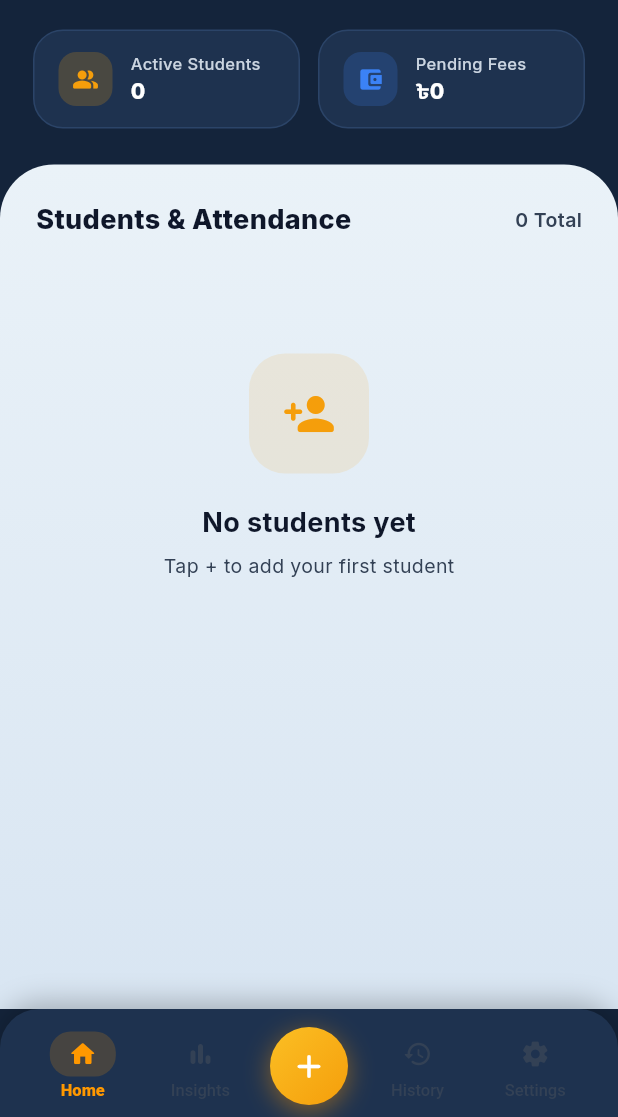
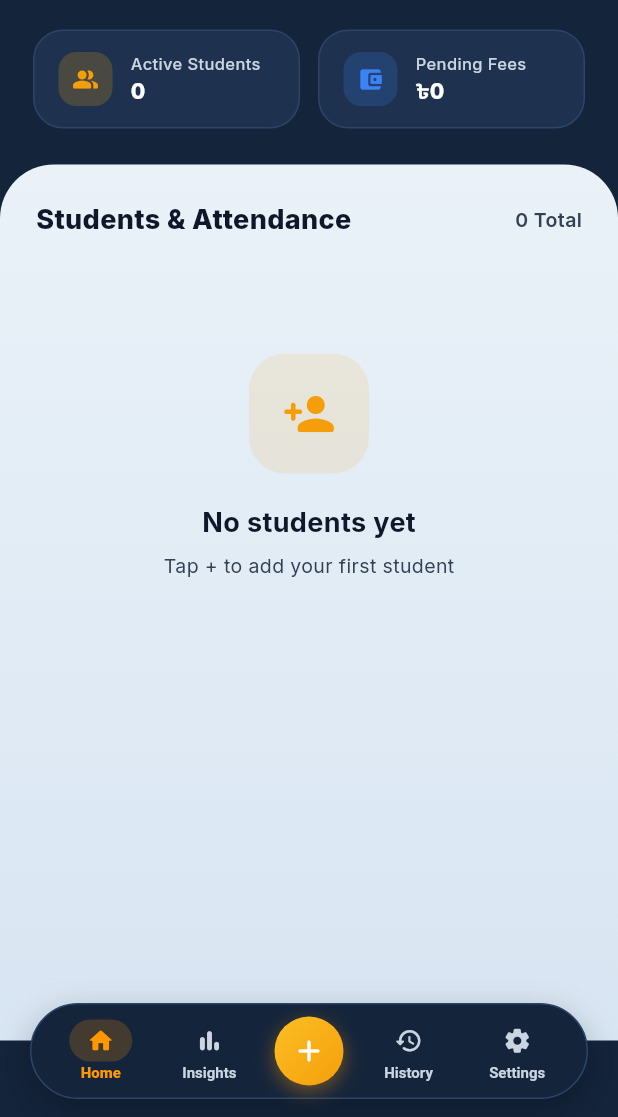
Before and after one commit to Knecrow/Tutracker, a Flutter app: the screen it shows after launch, on a phone screen of 412 x 824 dp, the part 119-1236 px from its top. Run offline on Flutter 3.47's test engine with Material 3 defaults, Android fonts, the phone set to English and light mode, and no system bars; our stand-ins replace fl_chart, flutter_riverpod, go_router, google_fonts, hive, hive_flutter; accounts and stored records are empty.

Commit message:
fix: convert bottom navigation bar to floating capsule pill and remove rectangular background block

```diff
--- a/lib/presentation/widgets/floating_nav_sheet.dart
+++ b/lib/presentation/widgets/floating_nav_sheet.dart
@@ -30,9 +30,15 @@ class AppShell extends StatelessWidget {
     final selectedIndex = _indexFromLocation(location);
 
     return Scaffold(
-      backgroundColor: context.background,
-      body: child,
-      bottomNavigationBar: _FloatingNavBar(
+      backgroundColor: AppColors.headerBackground,
+      body: Stack(
+        children: [
+          child,
+          Positioned(
+            left: 20,
+            right: 20,
+            bottom: MediaQuery.of(context).padding.bottom + 12,
+            child: _FloatingNavBar(
               selectedIndex: selectedIndex,
               onTap: (i) {
                 HapticService.light();
@@ -42,6 +48,9 @@ class AppShell extends StatelessWidget {
                 HapticService.medium();
                 context.push('/add-student');
               },
+            ),
+          ),
+        ],
       ),
     );
   }
@@ -60,22 +69,20 @@ class _FloatingNavBar extends StatelessWidget {
 
   @override
   Widget build(BuildContext context) {
-    final isDark = context.isDark;
     const orangeAccent = Color(0xFFFF9800); // Samsung One UI Warm Amber
-    final navBg = isDark ? AppColors.darkSurface : AppColors.lightSurface;
-    final bottomPad = MediaQuery.of(context).padding.bottom;
 
     return Container(
-      height: 72 + bottomPad,
-      padding: EdgeInsets.only(bottom: bottomPad, left: 16, right: 16, top: 4),
+      height: 64,
+      padding: const EdgeInsets.symmetric(horizontal: 10),
       decoration: BoxDecoration(
-        color: navBg,
-        borderRadius: const BorderRadius.vertical(top: Radius.circular(26)),
+        color: AppColors.headerBackground, // Deep Steel Blue capsule
+        borderRadius: BorderRadius.circular(32), // Fully rounded floating pill
+        border: Border.all(color: AppColors.headerBorder, width: 1),
         boxShadow: [
           BoxShadow(
-            color: Colors.black.withValues(alpha: isDark ? 0.25 : 0.06),
-            blurRadius: 16,
-            offset: const Offset(0, -4),
+            color: Colors.black.withValues(alpha: 0.25),
+            blurRadius: 20,
+            offset: const Offset(0, 8),
           ),
         ],
       ),
@@ -86,24 +93,24 @@ class _FloatingNavBar extends StatelessWidget {
           _NavItem(icon: AppShell._icons[0], label: AppShell._labels[0], selected: selectedIndex == 0, onTap: () => onTap(0)),
           _NavItem(icon: AppShell._icons[1], label: AppShell._labels[1], selected: selectedIndex == 1, onTap: () => onTap(1)),
 
-          // ── Samsung One UI Center FAB ────────────────────────────────────
+          // ── Center FAB ──────────────────────────────────────────────────
           GestureDetector(
             onTap: onAdd,
             child: Container(
-              width: 52,
-              height: 52,
+              width: 46,
+              height: 46,
               decoration: BoxDecoration(
                 shape: BoxShape.circle,
                 gradient: AppColors.orangeGradient,
                 boxShadow: [
                   BoxShadow(
-                    color: orangeAccent.withValues(alpha: isDark ? 0.45 : 0.3),
-                    blurRadius: 14,
+                    color: orangeAccent.withValues(alpha: 0.4),
+                    blurRadius: 10,
                     offset: const Offset(0, 4),
                   ),
                 ],
               ),
-              child: const Icon(Icons.add_rounded, color: Colors.white, size: 26),
+              child: const Icon(Icons.add_rounded, color: Colors.white, size: 24),
             ),
           ),
 
@@ -130,28 +137,28 @@ class _NavItem extends StatelessWidget {
       onTap: onTap,
       behavior: HitTestBehavior.opaque,
       child: SizedBox(
-        width: 64,
+        width: 58,
         child: Column(
           mainAxisAlignment: MainAxisAlignment.center,
           children: [
             AnimatedContainer(
               duration: const Duration(milliseconds: 200),
               curve: Curves.easeOut,
-              width: 44,
-              height: 30,
+              width: 42,
+              height: 28,
               decoration: BoxDecoration(
-                color: selected ? orangeAccent.withValues(alpha: 0.18) : Colors.transparent,
+                color: selected ? orangeAccent.withValues(alpha: 0.2) : Colors.transparent,
                 borderRadius: BorderRadius.circular(14),
               ),
-              child: Icon(icon, size: 20, color: selected ? orangeAccent : context.secondaryText),
+              child: Icon(icon, size: 19, color: selected ? orangeAccent : AppColors.headerTextSecondary),
             ),
-            const SizedBox(height: 3),
+            const SizedBox(height: 2),
             AnimatedDefaultTextStyle(
               duration: const Duration(milliseconds: 200),
               style: TextStyle(
-                fontSize: 11,
-                fontWeight: selected ? FontWeight.w800 : FontWeight.w500,
-                color: selected ? orangeAccent : context.secondaryText,
+                fontSize: 10,
+                fontWeight: selected ? FontWeight.w800 : FontWeight.w600,
+                color: selected ? orangeAccent : AppColors.headerTextSecondary,
               ),
               child: Text(label),
             ),
```
Lines whose indentation alone changed are shown as unchanged.
